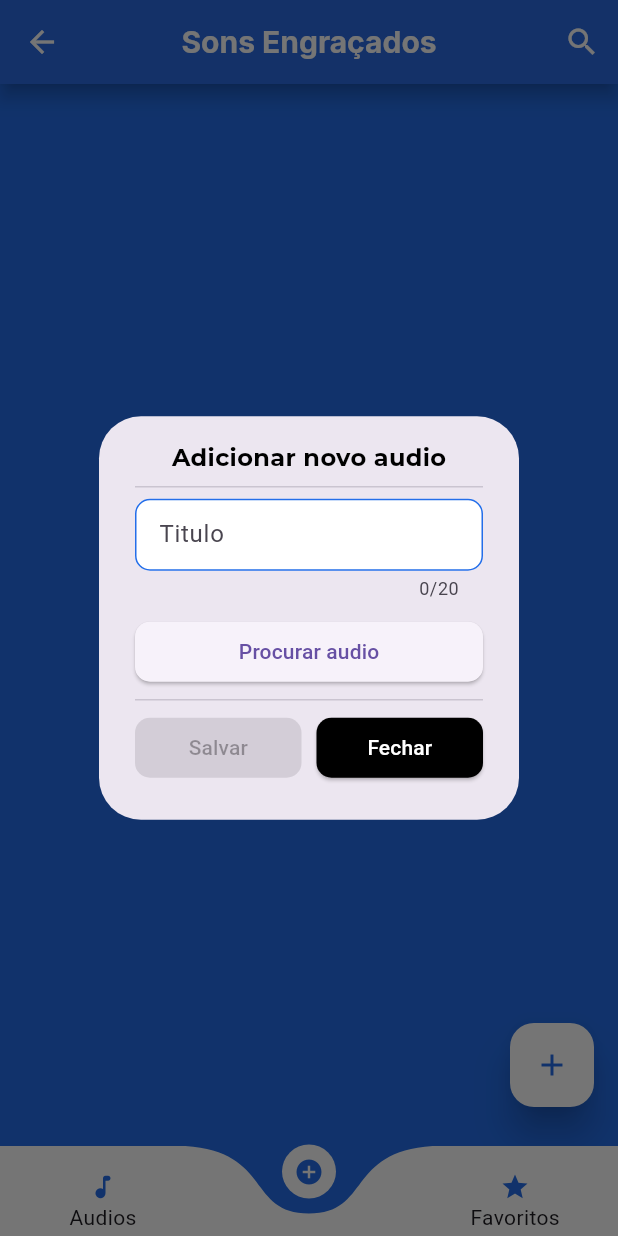
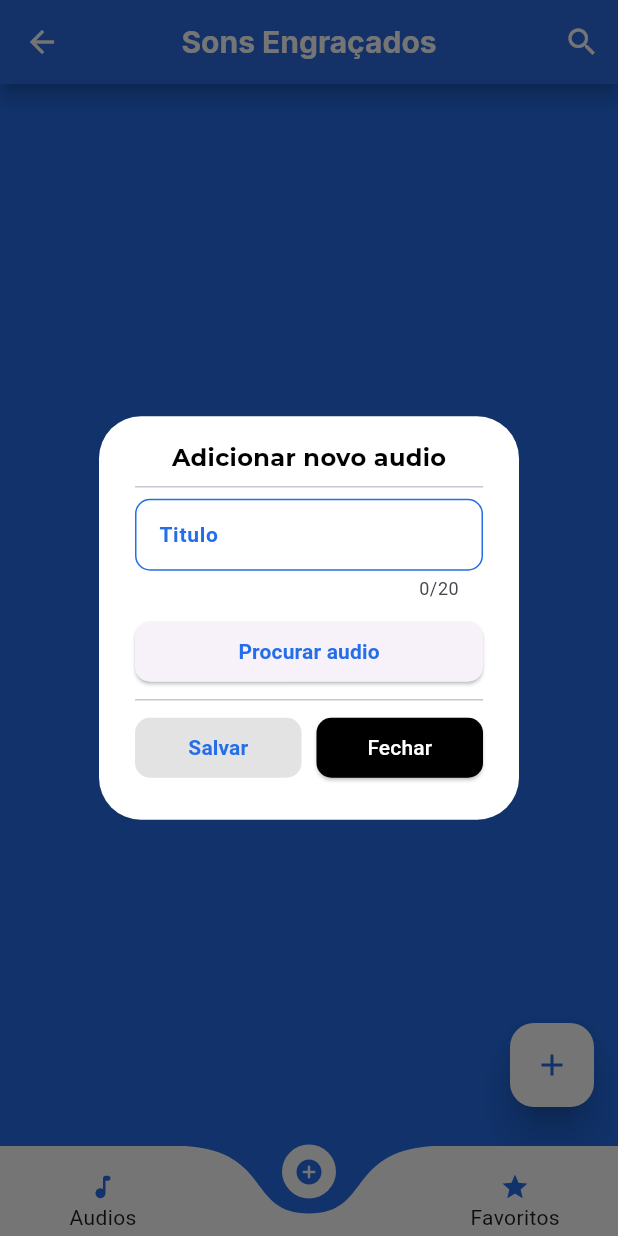
Before and after one commit to lucas3g/audio_sextafeira, a Flutter app: the screen it shows after launch, item 2 of the bottom bar chosen, after a tap on the "add" icon, on a phone screen of 412 x 824 dp. Run offline on Flutter 3.47's test engine with Material 2 defaults, Android fonts, the phone set to English and light mode, and no system bars; drawn by our look-alikes of curved_navigation_bar; our stand-ins replace audioplayers, bot_toast, dio, equatable, file_picker, flutter_mobx and 9 more; missing offline and left inert: file_saver; accounts and stored records are empty; generated files the repository leaves out were written again; network calls fail; statements that could not run were skipped.

Commit message:
fix: alert dialog

```diff
--- a/lib/app/core_module/components/widgets/my_input_widget.dart
+++ b/lib/app/core_module/components/widgets/my_input_widget.dart
@@ -97,7 +97,10 @@ class _MyInputWidgetState extends State<MyInputWidget> {
       controller: widget.textEditingController,
       decoration: InputDecoration(
         hintText: widget.hintText,
-        label: Text(widget.label),
+        label: Text(
+          widget.label,
+          style: AppTheme.textStyles.labelButtonLogin,
+        ),
         suffixIcon: widget.suffixIcon,
         filled: true,
         isDense: true,
@@ -106,6 +109,12 @@ class _MyInputWidgetState extends State<MyInputWidget> {
           borderRadius: BorderRadius.circular(10),
           borderSide: BorderSide(
             color: Colors.grey.shade700,
+          ),
+        ),
+        focusedBorder: OutlineInputBorder(
+          borderRadius: BorderRadius.circular(10),
+          borderSide: BorderSide(
+            color: AppTheme.colors.primary,
           ),
         ),
         enabledBorder: OutlineInputBorder(
--- a/lib/app/modules/home/submodules/meus_audios/presenter/widgets/modal_add_audio_widget.dart
+++ b/lib/app/modules/home/submodules/meus_audios/presenter/widgets/modal_add_audio_widget.dart
@@ -48,6 +48,7 @@ class _ModalAddAudioWidgetState extends State<ModalAddAudioWidget> {
   @override
   Widget build(BuildContext context) {
     return AlertDialog(
+      backgroundColor: Colors.white,
       content: Form(
         key: _formKey,
         autovalidateMode: AutovalidateMode.onUserInteraction,
@@ -88,7 +89,12 @@ class _ModalAddAudioWidgetState extends State<ModalAddAudioWidget> {
                         onPressed: () async {
                           await widget.store.procurarAudio();
                         },
-                        child: const Text('Procurar audio'),
+                        child: Text(
+                          'Procurar audio',
+                          style: AppTheme.textStyles.button.copyWith(
+                            color: AppTheme.colors.primary,
+                          ),
+                        ),
                       ),
                     ),
                   ],
@@ -140,7 +146,12 @@ class _ModalAddAudioWidgetState extends State<ModalAddAudioWidget> {
                               }
                             }
                           : null,
-                      child: const Text('Salvar'),
+                      child: Text(
+                        'Salvar',
+                        style: AppTheme.textStyles.button.copyWith(
+                          color: AppTheme.colors.primary,
+                        ),
+                      ),
                     ),
                   ),
                   const SizedBox(width: 10),
--- a/pubspec.yaml
+++ b/pubspec.yaml
@@ -17,7 +17,7 @@ publish_to: 'none' # Remove this line if you wish to publish to pub.dev
 # https://developer.apple.com/library/archive/documentation/General/Reference/InfoPlistKeyReference/Articles/CoreFoundationKeys.html
 # In Windows, build-name is used as the major, minor, and patch parts
 # of the product and file versions while build-number is used as the build suffix.
-version: 3.0.1+5
+version: 4.0.0+1
 
 environment:
   sdk: '>=2.18.2 <3.0.0'
```
